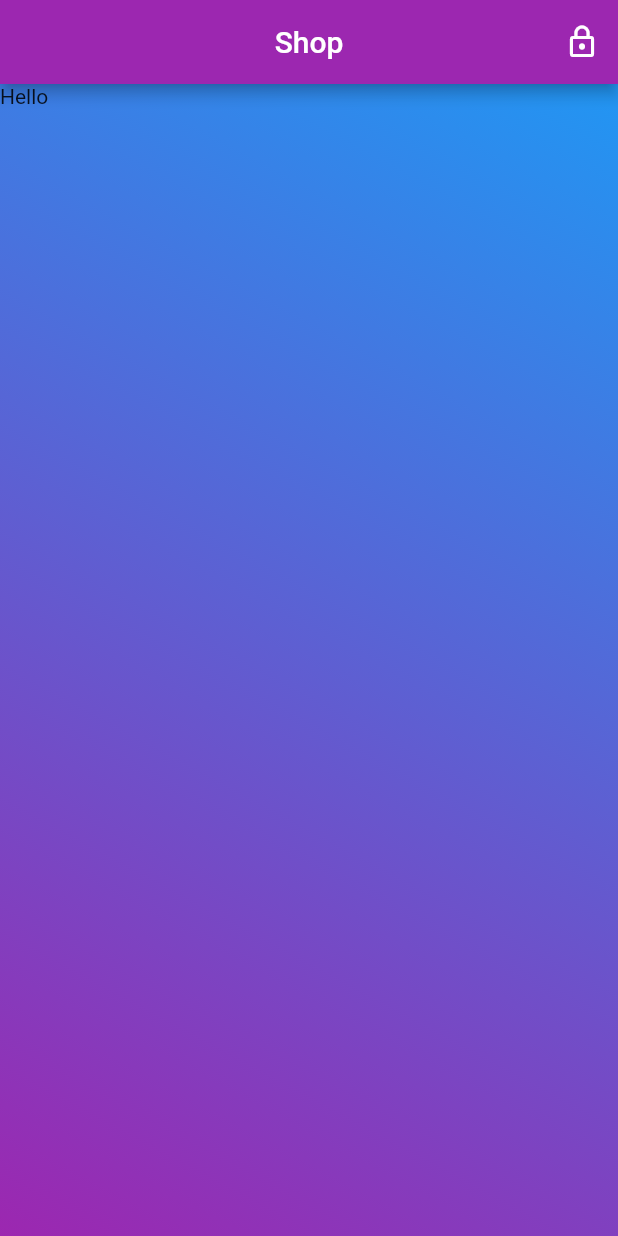
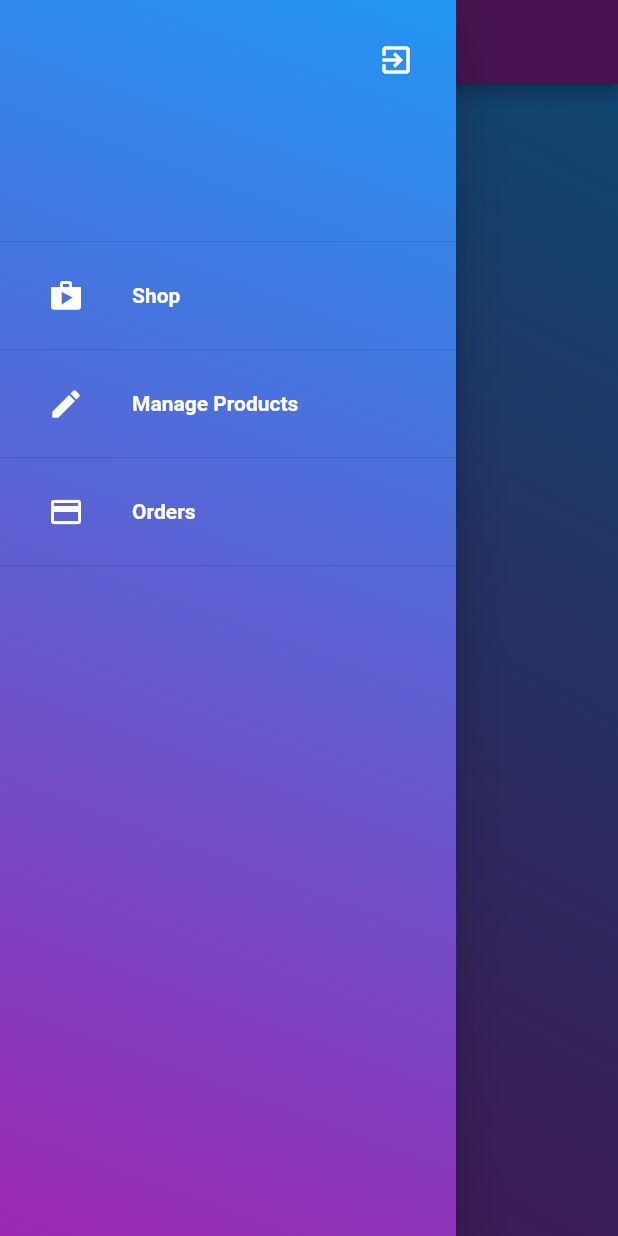
Before and after one commit to Eyzo280/Shop, a Flutter app: the screen it shows once a user with an empty profile is signed in, with the side drawer open (before the commit the screen has no drawer), on a phone screen of 412 x 824 dp. Run offline on Flutter 3.47's test engine with Material 2 defaults, Android fonts, the phone set to English and light mode, and no system bars; our stand-ins replace cloud_firestore, firebase_auth; accounts and stored records are empty.

Commit message:
Shop Page
Added:
Drawer, Shop Page, Detail Product Page.

```diff
--- a/lib/main.dart
+++ b/lib/main.dart
@@ -1,9 +1,11 @@
 import 'package:flutter/material.dart';
 import 'package:provider/provider.dart';
+import 'package:shopapp/models/product.dart';
 import 'package:shopapp/models/user.dart';
 import 'package:shopapp/pages/login.dart';
 import 'package:shopapp/pages/shop.dart';
 import 'package:shopapp/providers/auth.dart';
+import 'package:shopapp/providers/products.dart';
 
 void main() => runApp(MyApp());
 
@@ -30,6 +32,7 @@ class MyApp extends StatelessWidget {
                 fontWeight: FontWeight.bold,
               ),
             ),
+            buttonTheme: ButtonThemeData(buttonColor: Colors.purple),
             appBarTheme: AppBarTheme(color: Colors.purple),
             buttonColor: Colors.purple,
             disabledColor: Colors.purple[200],
@@ -38,7 +41,12 @@ class MyApp extends StatelessWidget {
               elevation: 10,
             ),
           ),
-          home: auth != null ? Shop() : LoginPage(),
+          home: auth != null
+              ? StreamProvider<List<Product>>.value(
+                  value: Products().streamProducts,
+                  child: Shop(),
+                )
+              : LoginPage(),
           initialRoute: '/',
           routes: {
             // LoginPage.routeName: (context) => LoginPage(),
--- /dev/null
+++ b/lib/models/product.dart
@@ -0,0 +1,17 @@
+import 'package:flutter/cupertino.dart';
+
+class Product {
+  String createUid;
+  String description;
+  String imageUrl;
+  String name;
+  double price;
+
+  Product({
+    @required this.createUid,
+    @required this.description,
+    @required this.imageUrl,
+    @required this.name,
+    @required this.price,
+  });
+}
--- a/lib/pages/shop.dart
+++ b/lib/pages/shop.dart
@@ -1,33 +1,55 @@
 import 'package:flutter/material.dart';
 import 'package:provider/provider.dart';
+import 'package:shopapp/models/product.dart';
 import 'package:shopapp/models/user.dart';
 import 'package:shopapp/providers/auth.dart';
+import 'package:shopapp/widgets/drawer.dart';
+import '../widgets/product.dart';
 
 class Shop extends StatelessWidget {
   @override
   Widget build(BuildContext context) {
-    var _auth = Provider.of<Auth>(context);
+    var deviceSize = MediaQuery.of(context).size;
+
     var user = Provider.of<User>(context);
-    print(user.uid);
+    List<Product> products = Provider.of<List<Product>>(context) ?? null;
+
     return Scaffold(
       appBar: AppBar(
         title: Text('Shop'),
         centerTitle: true,
-        actions: <Widget>[
-          IconButton(icon: Icon(Icons.lock_outline), onPressed: _auth.signOut)
-        ],
       ),
+      drawer: DrawerApp(),
       body: Container(
         height: double.infinity,
         width: double.infinity,
         decoration: BoxDecoration(
-              gradient: LinearGradient(
-                begin: Alignment.topRight,
-                end: Alignment.bottomLeft,
-                colors: [Colors.blue, Colors.purple],
+          gradient: LinearGradient(
+            begin: Alignment.topRight,
+            end: Alignment.bottomLeft,
+            colors: const [Colors.blue, Colors.purple],
+          ),
+        ),
+        child: products == null
+            ? Center(
+                child: CircularProgressIndicator(),
+              )
+            : GridView.builder(
+                padding: const EdgeInsets.all(8.0),
+                itemCount: products.length,
+                gridDelegate: SliverGridDelegateWithFixedCrossAxisCount(
+                  crossAxisCount: 2,
+                  childAspectRatio: 10 / 8,
+                  crossAxisSpacing: 8,
+                  mainAxisSpacing: 8,
+                ),
+                itemBuilder: (context, index) {
+                  return ProductWidget(
+                    product: products[index],
+                    deviceSize: deviceSize,
+                  );
+                },
               ),
-            ),
-        child: Text('Hello'),
       ),
     );
   }
--- /dev/null
+++ b/lib/widgets/drawer.dart
@@ -0,0 +1,103 @@
+import 'package:flutter/material.dart';
+import 'package:provider/provider.dart';
+import 'package:shopapp/models/user.dart';
+import 'package:shopapp/providers/auth.dart';
+
+class DrawerApp extends StatelessWidget {
+  @override
+  Widget build(BuildContext context) {
+    return Drawer(
+      child: Container(
+        decoration: BoxDecoration(
+          gradient: LinearGradient(
+            begin: Alignment.topRight,
+            end: Alignment.bottomLeft,
+            colors: const [Colors.blue, Colors.purple],
+          ),
+        ),
+        child: Theme(
+          data: ThemeData(
+            textTheme: TextTheme(
+              bodyText1: const TextStyle(
+                color: Colors.white,
+                fontWeight: FontWeight.bold,
+              ),
+            ),
+            iconTheme: const IconThemeData(
+              color: Colors.white,
+            ),
+          ),
+          child: ListView(
+            padding: EdgeInsets.zero,
+            children: <Widget>[
+              DrawerHeader(
+                child: Column(
+                  children: <Widget>[
+                    Row(
+                      mainAxisAlignment: MainAxisAlignment.spaceBetween,
+                      children: <Widget>[
+                        Consumer<User>(
+                          builder: (context, user, _) {
+                            return Text(
+                              user.displayName,
+                              style: const TextStyle(fontSize: 25),
+                            );
+                          },
+                        ),
+                        Consumer<Auth>(
+                          builder: (context, auth, _) {
+                            return IconButton(
+                                icon: const Icon(Icons.exit_to_app),
+                                onPressed: auth.signOut);
+                          },
+                        ),
+                      ],
+                    ),
+                  ],
+                ),
+                /*
+                  decoration: BoxDecoration(
+                    color: Colors.blue,
+                  ),
+                  */
+              ),
+              FlatButton(
+                onPressed: () {},
+                child: ListTile(
+                  leading: const Icon(
+                    Icons.shop,
+                    color: Colors.white,
+                  ),
+                  title: const Text('Shop'),
+                ),
+              ),
+              const Divider(),
+              FlatButton(
+                onPressed: () {},
+                child: ListTile(
+                  leading: Icon(
+                    Icons.edit,
+                    color: Colors.white,
+                  ),
+                  title: const Text('Manage Products'),
+                ),
+              ),
+              const Divider(),
+              FlatButton(
+                onPressed: () {},
+                child: ListTile(
+                  leading: const Icon(
+                    Icons.credit_card,
+                    color: Colors.white,
+                  ),
+                  title: const Text('Orders'),
+                ),
+              ),
+              const Divider(),
+            ],
+          ),
+        ),
+      ),
+    );
+  }
+}
```
Also changed, not shown: lib/providers/products.dart (added, +25 -0 lines), lib/widgets/product.dart (added, +73 -0 lines), lib/widgets/product_detail.dart (added, +101 -0 lines), 1 other file.
